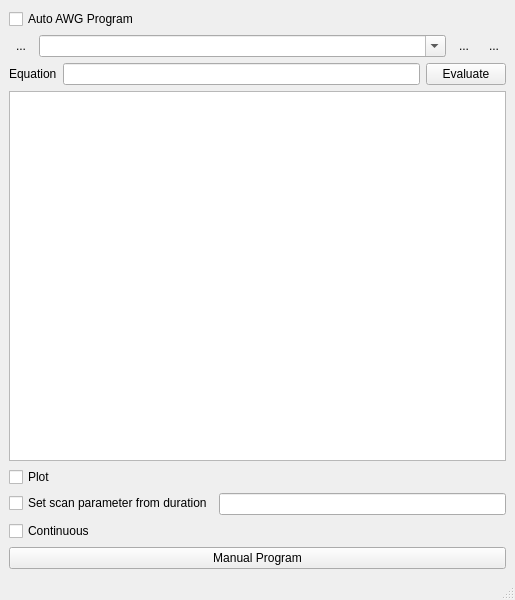
Above: ui/AWG.ui from MonroeQuantumNetworks/IonControl before the change. Below: the same form after it.
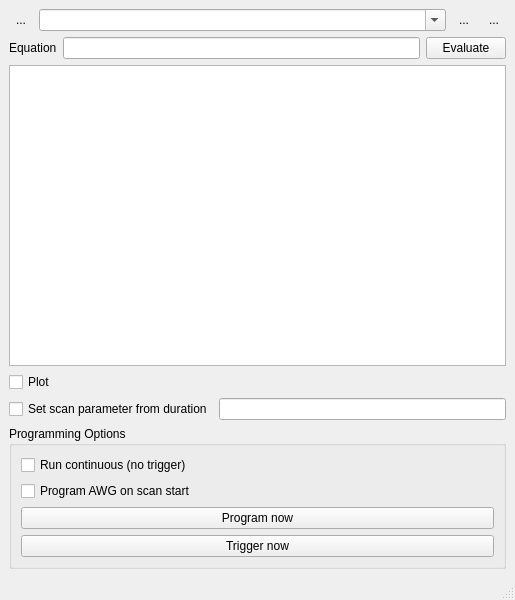
That is the form after the change. Icons and pictures are not drawn.

Diff of the .ui file:
```diff
--- a/ui/AWG.ui
+++ b/ui/AWG.ui
@@ -18,17 +18,7 @@
     <normaloff>:/other/icons/AWG.png</normaloff>:/other/icons/AWG.png</iconset>
   </property>
   <widget class="QWidget" name="centralwidget">
-   <layout class="QVBoxLayout" name="verticalLayout">
-    <item>
-     <widget class="QCheckBox" name="enabledCheckbox">
-      <property name="styleSheet">
-       <string notr="true"/>
-      </property>
-      <property name="text">
-       <string>Auto AWG Program</string>
-      </property>
-     </widget>
-    </item>
+   <layout class="QVBoxLayout" name="verticalLayout_2">
     <item>
      <layout class="QHBoxLayout" name="horizontalLayout_2">
       <item>
@@ -141,11 +131,15 @@
      </layout>
     </item>
     <item>
-     <layout class="QFormLayout" name="formLayout">
-      <property name="fieldGrowthPolicy">
-       <enum>QFormLayout::AllNonFixedFieldsGrow</enum>
+     <widget class="QCheckBox" name="plotCheckbox">
+      <property name="text">
+       <string>Plot</string>
       </property>
-      <item row="1" column="0">
+     </widget>
+    </item>
+    <item>
+     <layout class="QHBoxLayout" name="horizontalLayout">
+      <item>
        <widget class="QCheckBox" name="setScanParam">
         <property name="layoutDirection">
          <enum>Qt::LeftToRight</enum>
@@ -155,7 +149,7 @@
         </property>
        </widget>
       </item>
-      <item row="1" column="1">
+      <item>
        <widget class="QLineEdit" name="scanParam">
         <property name="sizePolicy">
          <sizepolicy hsizetype="Expanding" vsizetype="Fixed">
@@ -165,24 +159,33 @@
         </property>
        </widget>
       </item>
-      <item row="2" column="0">
+     </layout>
+    </item>
+    <item>
+     <widget class="QGroupBox" name="programmingOptions">
+      <property name="title">
+       <string>Programming Options</string>
+      </property>
+      <layout class="QVBoxLayout" name="verticalLayout">
+       <item>
        <widget class="QCheckBox" name="continuousCheckBox">
         <property name="layoutDirection">
          <enum>Qt::LeftToRight</enum>
         </property>
         <property name="text">
-         <string>Continuous</string>
+          <string>Run continuous (no trigger)</string>
         </property>
        </widget>
       </item>
-      <item row="0" column="0">
-       <widget class="QCheckBox" name="plotCheckbox">
+       <item>
+        <widget class="QCheckBox" name="programOnScanCheckbox">
+         <property name="styleSheet">
+          <string notr="true"/>
+         </property>
         <property name="text">
-         <string>Plot</string>
-        </property>
-       </widget>
-      </item>
-     </layout>
+          <string>Program AWG on scan start</string>
+         </property>
+        </widget>
     </item>
     <item>
      <widget class="QPushButton" name="programButton">
@@ -190,8 +193,21 @@
        <string>Manually program AWG. Note AWG is programmed automatically if enabled when pulse program starts.</string>
       </property>
       <property name="text">
-       <string>Manual Program</string>
-      </property>
+          <string>Program now</string>
+         </property>
+        </widget>
+       </item>
+       <item>
+        <widget class="QPushButton" name="triggerButton">
+         <property name="toolTip">
+          <string/>
+         </property>
+         <property name="text">
+          <string>Trigger now</string>
+         </property>
+        </widget>
+       </item>
+      </layout>
      </widget>
     </item>
    </layout>
```
Left out of the diff: 5 changed lines with no effect on the pictures. Lines whose indentation alone changed are shown as unchanged.
